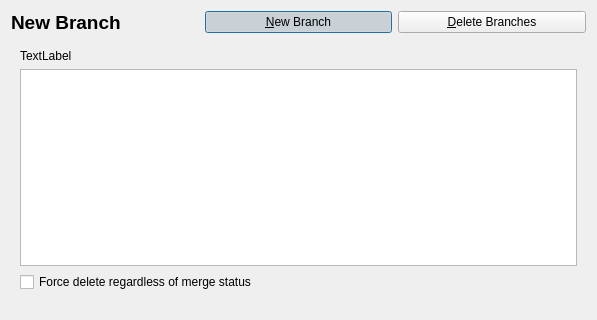
Old version of the form qgitbranchdialog.ui in the repository bokic/gitmaster; both pictures show x 0 to 597 and y 0 to 320 of the 597 by 537 pixel window.
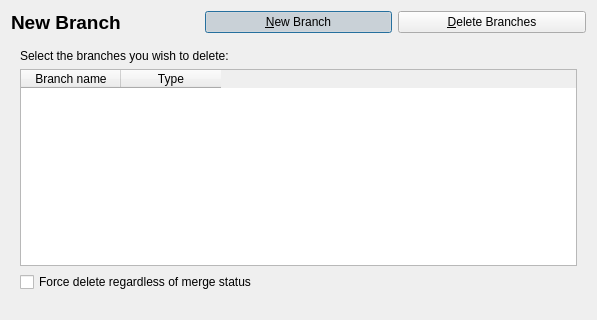
New version of the form. The open tabs and pages were chosen to show the change.

Commit message: More work on branches dialog.

Patch:
```diff
--- a/qgitbranchdialog.ui
+++ b/qgitbranchdialog.ui
@@ -195,13 +195,10 @@
        <item row="0" column="0" colspan="2">
         <widget class="QLabel" name="label_4">
          <property name="text">
-          <string>TextLabel</string>
+          <string>Select the branches you wish to delete:</string>
          </property>
         </widget>
        </item>
-       <item row="1" column="0" colspan="2">
-        <widget class="QTableView" name="tableView"/>
-       </item>
        <item row="2" column="0">
         <widget class="QCheckBox" name="checkBox_2">
          <property name="text">
@@ -259,6 +256,23 @@
          </property>
         </spacer>
        </item>
+       <item row="1" column="0" colspan="2">
+        <widget class="QTableWidget" name="deleteBranches_tableWidget">
+         <attribute name="verticalHeaderVisible">
+          <bool>false</bool>
+         </attribute>
+         <column>
+          <property name="text">
+           <string>Branch name</string>
+          </property>
+         </column>
+         <column>
+          <property name="text">
+           <string>Type</string>
+          </property>
+         </column>
+        </widget>
+       </item>
       </layout>
      </widget>
     </widget>
```
Left out of the diff: 8 changed lines with no effect on the pictures. The commit also changes 6 other files.
